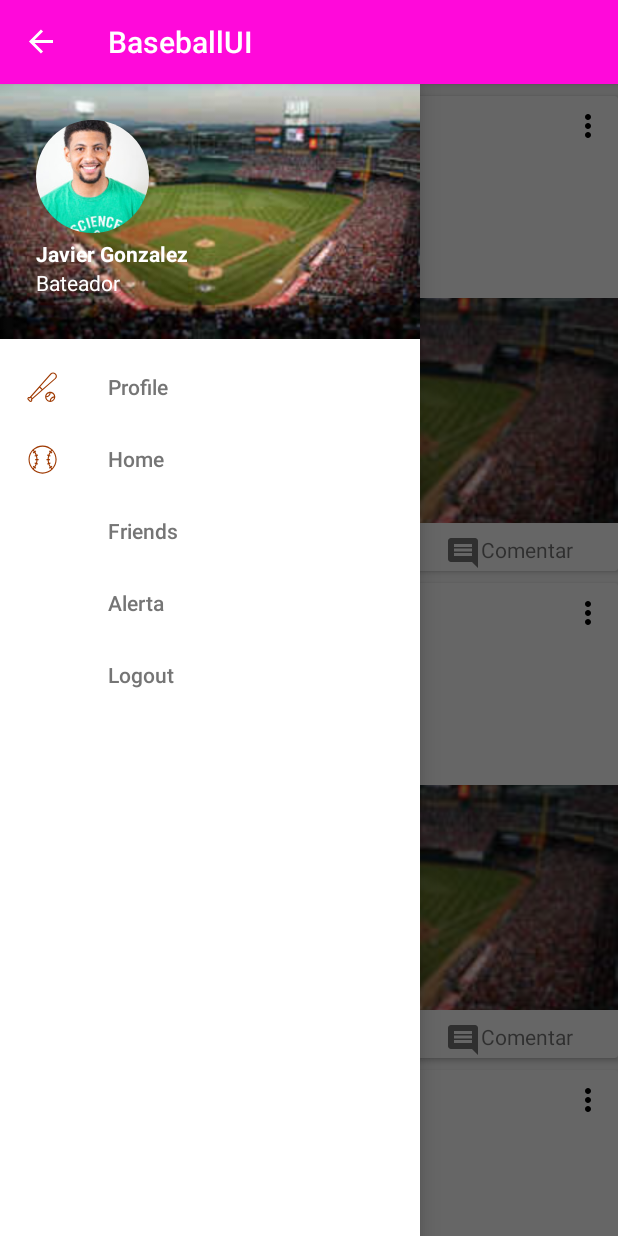
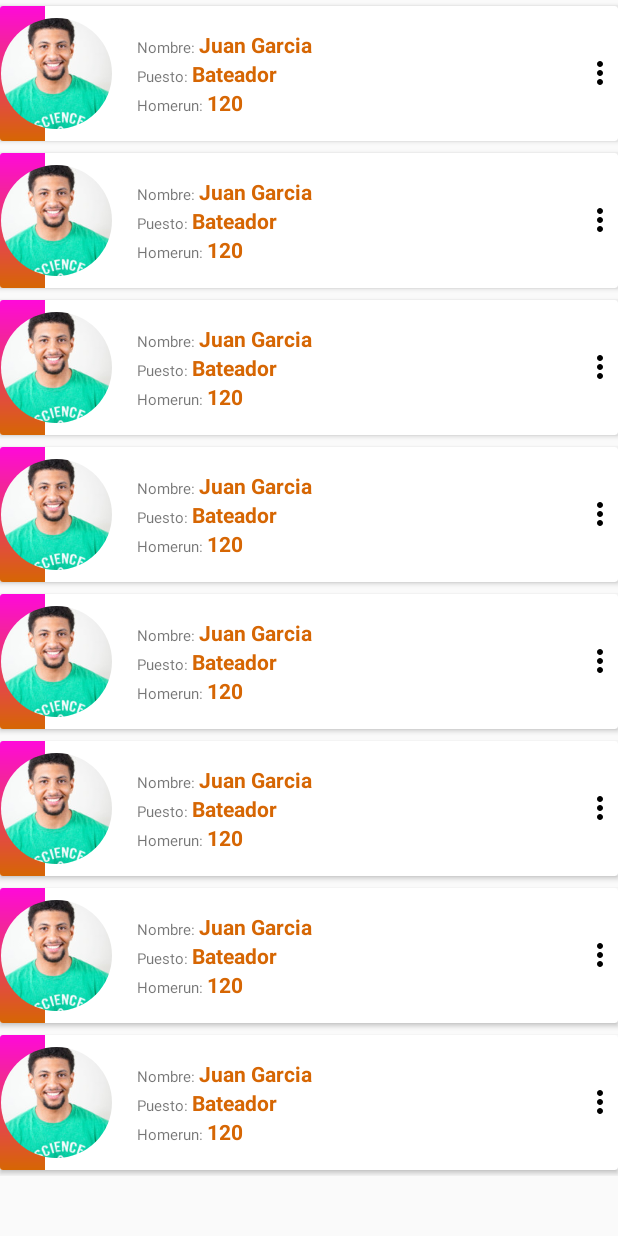
Before and after one commit to ssaczkowski/baseballUI, an Android app: the StartActivity screen opened directly, with no data from a screen before it, in the side drawer, after a tap on "Friends", on a phone screen of 412 x 824 dp. Run offline under Robolectric (Android 15) with nearby library versions, the phone set to English and light mode, and no system bars; our stand-ins replace CircleImageView.

Commit message:
Add activity friends and alert dialog

```diff
--- a/app/src/main/java/com/ssaczkowski/baseballui/StartActivity.kt
+++ b/app/src/main/java/com/ssaczkowski/baseballui/StartActivity.kt
@@ -1,5 +1,7 @@
 package com.ssaczkowski.baseballui
 
+import android.app.Dialog
+import android.content.Intent
 import android.support.v7.app.AppCompatActivity
 import android.os.Bundle
 import android.os.Handler
@@ -9,7 +11,7 @@ import android.view.WindowManager
 import kotlinx.android.synthetic.main.activity_splash.*
 import kotlinx.android.synthetic.main.activity_start.*
 import android.support.v4.view.GravityCompat
-
+import kotlinx.android.synthetic.main.alert_dialog.*
 
 
 class StartActivity : AppCompatActivity() {
@@ -31,11 +33,30 @@ class StartActivity : AppCompatActivity() {
         toggle.syncState()
         supportActionBar!!.setDisplayHomeAsUpEnabled(true)
 
-        start_activity_navigation_view.setNavigationItemSelectedListener {
+        start_activity_navigation_view.setNavigationItemSelectedListener { it ->
 
             when(it.itemId){
                 R.id.profile->{
                   //  startActivity(Intent(this@StartActivity,SplashActivity::class.java))
+                    true
+                }
+                R.id.friends->{
+                      startActivity(Intent(this@StartActivity,FriendsActivity::class.java))
+                    true
+                }
+                R.id.alerts->{
+                    var dialog = Dialog(this@StartActivity)
+                    dialog.setContentView(R.layout.alert_dialog)
+                    dialog.show()
+                    dialog.button_view_profile.setOnClickListener {
+                        startActivity(Intent(this@StartActivity,ProfileActivity::class.java))
+                        finish()
+                    }
+
+                    dialog.alert_dialog_close.setOnClickListener {
+                        dialog.dismiss()
+                    }
+
                     true
                 }
                 else -> false
--- a/app/src/main/res/layout/activity_friends.xml
+++ b/app/src/main/res/layout/activity_friends.xml
@@ -7,7 +7,18 @@
     tools:context=".FriendsActivity">
 
     <LinearLayout
+        android:orientation="vertical"
         android:layout_width="match_parent"
-        android:layout_height="match_parent"></LinearLayout>
+        android:layout_height="match_parent">
 
+        <include layout="@layout/list_item_friends"/>
+        <include layout="@layout/list_item_friends"/>
+        <include layout="@layout/list_item_friends"/>
+        <include layout="@layout/list_item_friends"/>
+        <include layout="@layout/list_item_friends"/>
+        <include layout="@layout/list_item_friends"/>
+        <include layout="@layout/list_item_friends"/>
+        <include layout="@layout/list_item_friends"/>
+
+    </LinearLayout>
 </ScrollView>
--- a/app/src/main/res/menu/navegation_menu.xml
+++ b/app/src/main/res/menu/navegation_menu.xml
@@ -12,8 +12,8 @@
         android:id="@+id/friends"
         android:title="Friends" />
     <item
-        android:id="@+id/alerta"
-        android:title="Alerta" />
+        android:id="@+id/alerts"
+        android:title="Alerts" />
     <item
         android:id="@+id/logout"
         android:title="Logout" />
--- a/app/src/main/res/values/strings.xml
+++ b/app/src/main/res/values/strings.xml
@@ -24,5 +24,8 @@
     <string name="position">Tercera Base / Bateador</string>
     <string name="call">Llamar</string>
     <string name="edit">Editar</string>
-    <string name="delete">Borrar</string>
+    <string name="delete">Eliminar</string>
+    <string name="view_profile">Ver Perfil</string>
+    <string name="points">Puntos</string>
+    <string name="homerun">Homerun</string>
 </resources>
```
Also changed, not shown: app/src/main/res/layout/alert_dialog.xml (added, +110 -0 lines), 1 other file.
